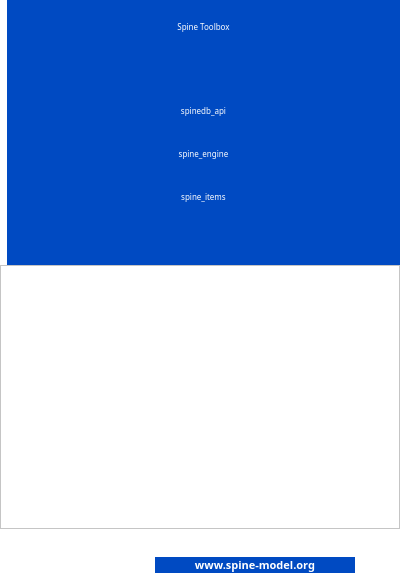
Above: spinetoolbox/ui/about.ui from spine-tools/Spine-Toolbox before the change. Below: the same form after it.
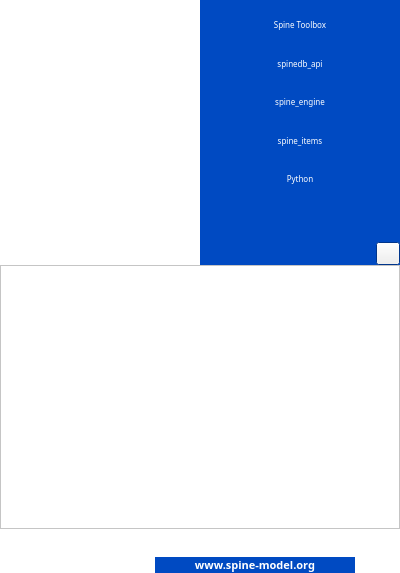
That is the form after the change. Icons and pictures are not drawn.

Commit message:
Update About widget to help in debugging
- Add import paths as tooltip
- Add Python version and executable path
- Button to copy version stuff to clipboard

```diff
--- a/spinetoolbox/ui/about.ui
+++ b/spinetoolbox/ui/about.ui
@@ -124,6 +124,12 @@
      </property>
      <item>
       <widget class="QLabel" name="label">
+       <property name="sizePolicy">
+        <sizepolicy hsizetype="Expanding" vsizetype="Preferred">
+         <horstretch>0</horstretch>
+         <verstretch>0</verstretch>
+        </sizepolicy>
+       </property>
        <property name="pixmap">
         <pixmap resource="resources/resources_icons.qrc">:/symbols/Spine_symbol.png</pixmap>
        </property>
@@ -136,7 +142,13 @@
       </widget>
      </item>
      <item>
-      <widget class="QWidget" name="widget_9" native="true">
+      <widget class="QFrame" name="frame_9">
+       <property name="sizePolicy">
+        <sizepolicy hsizetype="Expanding" vsizetype="Preferred">
+         <horstretch>0</horstretch>
+         <verstretch>0</verstretch>
+        </sizepolicy>
+       </property>
        <property name="palette">
         <palette>
          <active>
@@ -205,6 +217,15 @@
         <bool>true</bool>
        </property>
        <layout class="QVBoxLayout" name="verticalLayout">
+        <property name="leftMargin">
+         <number>0</number>
+        </property>
+        <property name="rightMargin">
+         <number>0</number>
+        </property>
+        <property name="bottomMargin">
+         <number>0</number>
+        </property>
         <item>
          <widget class="QLabel" name="label_spine_toolbox">
           <property name="sizePolicy">
@@ -241,7 +262,7 @@
            </font>
           </property>
           <property name="styleSheet">
-           <string notr="true">color: rgb(255, 255, 255);</string>
+           <string notr="true">QLabel {color: rgb(255, 255, 255);}</string>
           </property>
           <property name="text">
            <string>&lt;html&gt;&lt;head/&gt;&lt;body&gt;&lt;p&gt;Spine Toolbox&lt;/p&gt;&lt;/body&gt;&lt;/html&gt;</string>
@@ -254,19 +275,6 @@
           </property>
          </widget>
         </item>
-        <item>
-         <spacer name="verticalSpacer">
-          <property name="orientation">
-           <enum>Qt::Vertical</enum>
-          </property>
-          <property name="sizeHint" stdset="0">
-           <size>
-            <width>20</width>
-            <height>40</height>
-           </size>
-          </property>
-         </spacer>
-        </item>
         <item>
          <widget class="QLabel" name="label_spinedb_api">
           <property name="sizePolicy">
@@ -283,7 +291,7 @@
            </font>
           </property>
           <property name="styleSheet">
-           <string notr="true">color: rgb(255, 255, 255);</string>
+           <string notr="true">QLabel {color: rgb(255, 255, 255);}</string>
           </property>
           <property name="text">
            <string>&lt;html&gt;&lt;head/&gt;&lt;body&gt;&lt;p&gt;spinedb_api&lt;/p&gt;&lt;/body&gt;&lt;/html&gt;</string>
@@ -309,7 +317,7 @@
            </font>
           </property>
           <property name="styleSheet">
-           <string notr="true">color: rgb(255, 255, 255);</string>
+           <string notr="true">QLabel {color: rgb(255, 255, 255);}</string>
           </property>
           <property name="text">
            <string>&lt;html&gt;&lt;head/&gt;&lt;body&gt;&lt;p&gt;spine_engine&lt;/p&gt;&lt;/body&gt;&lt;/html&gt;</string>
@@ -335,7 +343,7 @@
            </font>
           </property>
           <property name="styleSheet">
-           <string notr="true">color: rgb(255, 255, 255);</string>
+           <string notr="true">QLabel {color: rgb(255, 255, 255);}</string>
           </property>
           <property name="text">
            <string>&lt;html&gt;&lt;head/&gt;&lt;body&gt;&lt;p&gt;spine_items&lt;/p&gt;&lt;/body&gt;&lt;/html&gt;</string>
@@ -345,6 +353,32 @@
           </property>
          </widget>
         </item>
+        <item>
+         <widget class="QLabel" name="label_python">
+          <property name="sizePolicy">
+           <sizepolicy hsizetype="Expanding" vsizetype="Expanding">
+            <horstretch>0</horstretch>
+            <verstretch>0</verstretch>
+           </sizepolicy>
+          </property>
+          <property name="font">
+           <font>
+            <family>Arial Black</family>
+            <pointsize>6</pointsize>
+            <stylestrategy>PreferDefault</stylestrategy>
+           </font>
+          </property>
+          <property name="styleSheet">
+           <string notr="true">QLabel {color: rgb(255, 255, 255);}</string>
+          </property>
+          <property name="text">
+           <string>&lt;html&gt;&lt;head/&gt;&lt;body&gt;&lt;p&gt;Python&lt;/p&gt;&lt;/body&gt;&lt;/html&gt;</string>
+          </property>
+          <property name="alignment">
+           <set>Qt::AlignCenter</set>
+          </property>
+         </widget>
+        </item>
         <item>
          <spacer name="verticalSpacer_3">
           <property name="orientation">
@@ -358,6 +392,31 @@
           </property>
          </spacer>
         </item>
+        <item>
+         <layout class="QHBoxLayout" name="horizontalLayout_8">
+          <item>
+           <spacer name="horizontalSpacer">
+            <property name="orientation">
+             <enum>Qt::Horizontal</enum>
+            </property>
+            <property name="sizeHint" stdset="0">
+             <size>
+              <width>40</width>
+              <height>20</height>
+             </size>
+            </property>
+           </spacer>
+          </item>
+          <item>
+           <widget class="QToolButton" name="toolButton_copy_to_clipboard">
+            <property name="icon">
+             <iconset resource="resources/resources_icons.qrc">
+              <normaloff>:/icons/menu_icons/save_solid.svg</normaloff>:/icons/menu_icons/save_solid.svg</iconset>
+            </property>
+           </widget>
+          </item>
+         </layout>
+        </item>
        </layout>
       </widget>
      </item>
```
Left out of the diff: 3 changed lines with no effect on the pictures. The commit also changes 4 other files.
